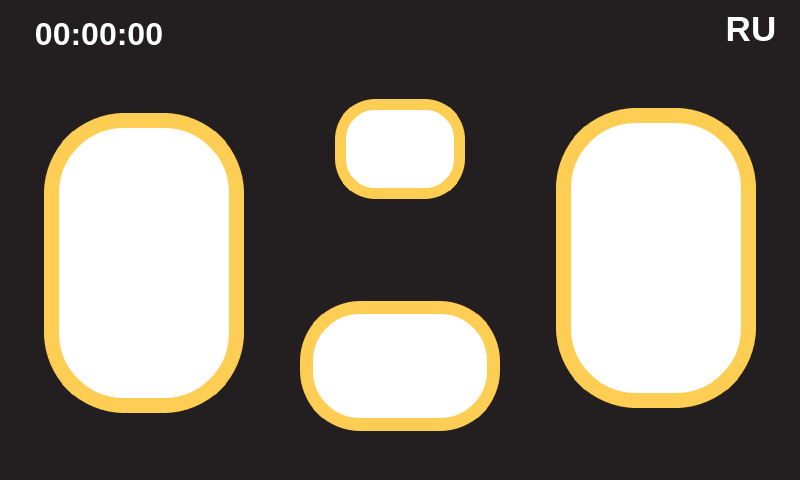
First picture: the form in ui/main.ui, repository Waramoto/SurpressoUI, before the edit.
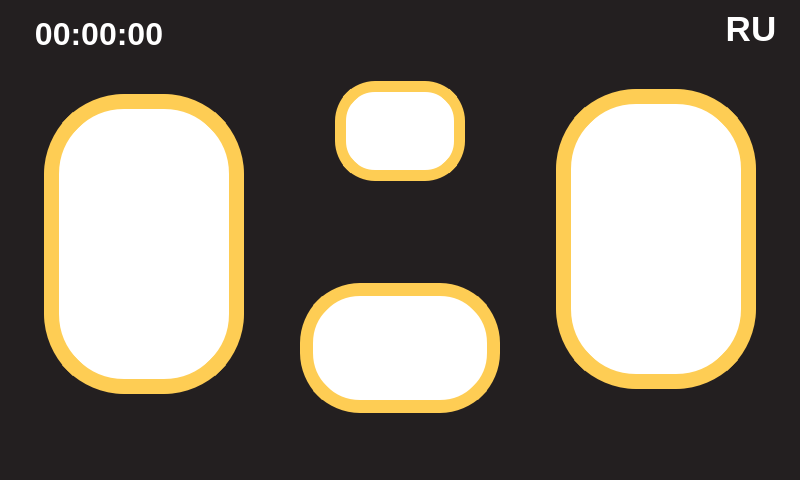
Second picture: the form after the edit. Icons and pictures are not drawn.

The edit to the form file:
```diff
--- a/ui/main.ui
+++ b/ui/main.ui
@@ -126,29 +126,6 @@
         </item>
         <item>
          <layout class="QGridLayout" name="gridLayout_6">
-          <item row="0" column="1">
-           <widget class="QLabel" name="timeOneCupLabel">
-            <property name="enabled">
-             <bool>true</bool>
-            </property>
-            <property name="font">
-             <font>
-              <pointsize>15</pointsize>
-              <weight>75</weight>
-              <bold>true</bold>
-             </font>
-            </property>
-            <property name="styleSheet">
-             <string notr="true">color: rgb(35, 31, 32);</string>
-            </property>
-            <property name="text">
-             <string>0.00</string>
-            </property>
-            <property name="alignment">
-             <set>Qt::AlignCenter</set>
-            </property>
-           </widget>
-          </item>
           <item row="3" column="1">
            <spacer name="verticalSpacer_3">
             <property name="orientation">
@@ -236,17 +213,27 @@
            </spacer>
           </item>
           <item row="2" column="1">
-           <spacer name="verticalSpacer_8">
-            <property name="orientation">
-             <enum>Qt::Vertical</enum>
+           <widget class="QLabel" name="timeOneCupLabel">
+            <property name="enabled">
+             <bool>true</bool>
             </property>
-            <property name="sizeHint" stdset="0">
-             <size>
-              <width>20</width>
-              <height>40</height>
-             </size>
+            <property name="font">
+             <font>
+              <pointsize>15</pointsize>
+              <weight>75</weight>
+              <bold>true</bold>
+             </font>
             </property>
-           </spacer>
+            <property name="styleSheet">
+             <string notr="true">color: rgb(35, 31, 32);</string>
+            </property>
+            <property name="text">
+             <string>0.00</string>
+            </property>
+            <property name="alignment">
+             <set>Qt::AlignCenter</set>
+            </property>
+           </widget>
           </item>
          </layout>
         </item>
@@ -340,29 +327,6 @@
         </item>
         <item>
          <layout class="QGridLayout" name="gridLayout_2">
-          <item row="0" column="0">
-           <widget class="QLabel" name="timeTwoCupsLabel">
-            <property name="enabled">
-             <bool>true</bool>
-            </property>
-            <property name="font">
-             <font>
-              <pointsize>15</pointsize>
-              <weight>75</weight>
-              <bold>true</bold>
-             </font>
-            </property>
-            <property name="styleSheet">
-             <string notr="true">color: rgb(35, 31, 32);</string>
-            </property>
-            <property name="text">
-             <string>0.00</string>
-            </property>
-            <property name="alignment">
-             <set>Qt::AlignCenter</set>
-            </property>
-           </widget>
-          </item>
           <item row="1" column="1">
            <spacer name="horizontalSpacer_2">
             <property name="orientation">
@@ -450,17 +414,27 @@
            </spacer>
           </item>
           <item row="2" column="0">
-           <spacer name="verticalSpacer_9">
-            <property name="orientation">
-             <enum>Qt::Vertical</enum>
+           <widget class="QLabel" name="timeTwoCupsLabel">
+            <property name="enabled">
+             <bool>true</bool>
             </property>
-            <property name="sizeHint" stdset="0">
-             <size>
-              <width>20</width>
-              <height>40</height>
-             </size>
+            <property name="font">
+             <font>
+              <pointsize>15</pointsize>
+              <weight>75</weight>
+              <bold>true</bold>
+             </font>
             </property>
-           </spacer>
+            <property name="styleSheet">
+             <string notr="true">color: rgb(35, 31, 32);</string>
+            </property>
+            <property name="text">
+             <string>0.00</string>
+            </property>
+            <property name="alignment">
+             <set>Qt::AlignCenter</set>
+            </property>
+           </widget>
           </item>
          </layout>
         </item>
```
Left out of the diff: 52 changed lines with no effect on the pictures.
